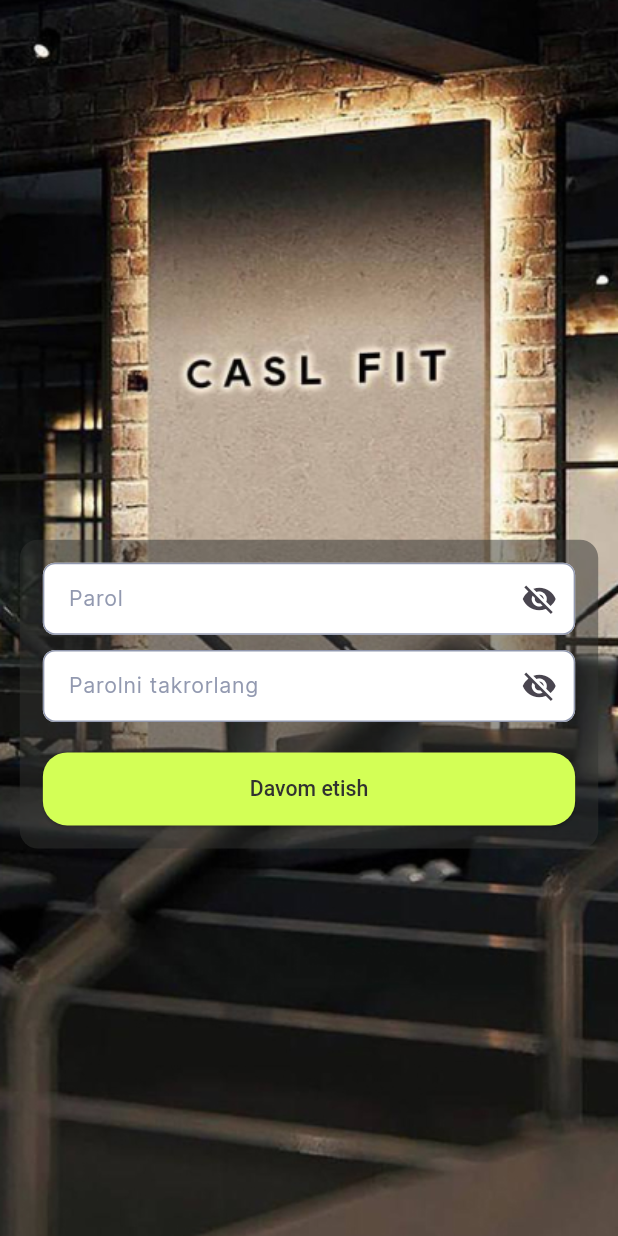
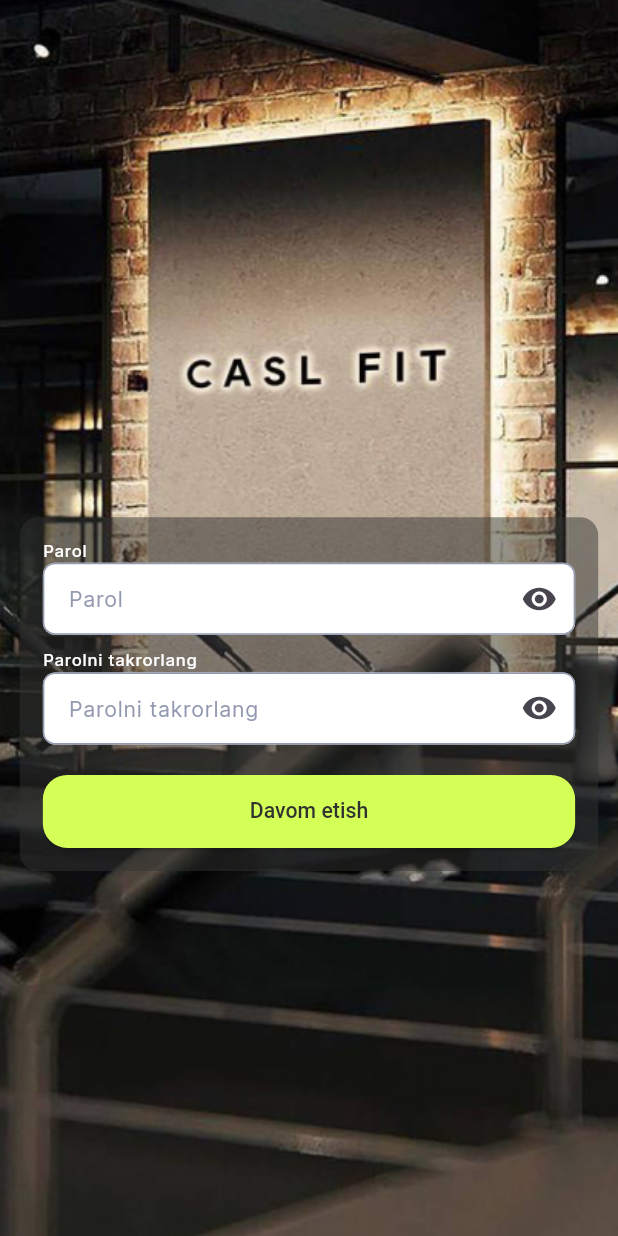
Before and after one commit to Mamurov97/casl_fit, a Flutter app: the RegisterPage screen opened by its route, on a phone screen of 412 x 824 dp. Run offline on Flutter 3.47's test engine with Material 3 defaults, Android fonts, the phone set to English and light mode, and no system bars; drawn by our look-alikes of flutter_form_builder, oktoast; our stand-ins replace auto_animated, bloc, dio, easy_localization, easy_rich_text, flutter_bloc and 21 more; missing offline and left inert: flutter_animator; accounts and stored records are empty.

Commit message:
app register page end

```diff
--- a/lib/presentation/pages/auth/register/register_page.dart
+++ b/lib/presentation/pages/auth/register/register_page.dart
@@ -1,10 +1,13 @@
-import 'package:flutter/material.dart';
-import 'package:flutter_bloc/flutter_bloc.dart';
 import 'package:casl_fit/application/auth/init/auth_bloc.dart';
-import 'package:flutter_form_builder/flutter_form_builder.dart';
+import 'package:casl_fit/domain/common/enums/bloc_status.dart';
 import 'package:casl_fit/presentation/assets/asset_index.dart';
 import 'package:casl_fit/presentation/components/basic_widgets.dart';
 import 'package:casl_fit/presentation/routes/index_routes.dart';
+import 'package:flutter/cupertino.dart';
+import 'package:flutter/material.dart';
+import 'package:flutter_bloc/flutter_bloc.dart';
+import 'package:flutter_form_builder/flutter_form_builder.dart';
+import 'package:loading_animation_widget/loading_animation_widget.dart';
 
 class RegisterPage extends StatefulWidget {
   const RegisterPage({super.key});
@@ -25,7 +28,12 @@
   @override
   Widget build(BuildContext context) {
     return DeFocus(
-      child: Scaffold(
+      child: BlocConsumer<AuthBloc, AuthState>(
+        listener: (context, state) {
+          if (state.otpStatus.isSuccess) context.push(Routes.verify.path);
+        },
+        builder: (context, state) {
+          return Scaffold(
             body: Stack(
               children: [
                 Image.asset(
@@ -45,23 +53,23 @@
                     padding: EdgeInsets.all(14.w),
                     child: FormBuilder(
                       key: formKey,
+                      enabled: !state.otpStatus.isLoading,
                       child: Column(
                         mainAxisSize: MainAxisSize.min,
                         crossAxisAlignment: CrossAxisAlignment.start,
                         children: [
+                          Text(tr('register.password'), style: Theme.of(context).textTheme.labelMedium!.copyWith(color: CupertinoColors.white)),
                           FormBuilderTextField(
                             initialValue: '',
                             name: 'password',
                             obscureText: !passwordVisibleOne,
                             decoration: InputDecoration(
-                          labelText: tr('register.password'),
                               hintText: tr('register.password'),
                               suffixIcon: IconButton(
-                            icon: Icon(passwordVisibleOne ? Icons.visibility : Icons.visibility_off),
+                                icon: Icon(passwordVisibleOne ? Icons.visibility_off : Icons.visibility),
                                 onPressed: () {
-                              setState(() {
                                   passwordVisibleOne = !passwordVisibleOne;
-                              });
+                                  setState(() {});
                                 },
                               ),
                             ),
@@ -69,19 +77,18 @@
                             validator: validatePassword,
                           ),
                           Gap(10.h),
+                          Text(tr('register.retry_password'), style: Theme.of(context).textTheme.labelMedium!.copyWith(color: CupertinoColors.white)),
                           FormBuilderTextField(
                             initialValue: '',
                             name: 'retry_password',
                             obscureText: !passwordVisibleTwo,
                             decoration: InputDecoration(
-                          labelText: tr('register.retry_password'),
                               hintText: tr('register.retry_password'),
                               suffixIcon: IconButton(
-                            icon: Icon(passwordVisibleTwo ? Icons.visibility : Icons.visibility_off),
+                                icon: Icon(passwordVisibleTwo ? Icons.visibility_off : Icons.visibility),
                                 onPressed: () {
-                              setState(() {
                                   passwordVisibleTwo = !passwordVisibleTwo;
-                              });
+                                  setState(() {});
                                 },
                               ),
                             ),
@@ -90,12 +97,19 @@
                           ),
                           Gap(20.h),
                           ElevatedButton(
-                        onPressed: () {
+                            onPressed: state.otpStatus.isLoading
+                                ? null
+                                : () {
                                     if (formKey.currentState!.saveAndValidate()) {
-                            context.push(Routes.verify.path);
+                                      context.read<AuthBloc>().add(SendOtpEvent(password: formKey.currentState?.fields['retry_password']?.value));
                                     }
                                   },
-                        child: Text(tr('continue')),
+                            child: state.otpStatus.isLoading
+                                ? LoadingAnimationWidget.fallingDot(
+                                    color: AppTheme.colors.primary,
+                                    size: ScreenSize.h36,
+                                  )
+                                : Text(tr('continue')),
                           ),
                         ],
                       ),
@@ -104,6 +118,8 @@
                 ),
               ],
             ),
+          );
+        },
       ),
     );
   }
--- a/lib/presentation/pages/auth/sign_in/sign_in_page.dart
+++ b/lib/presentation/pages/auth/sign_in/sign_in_page.dart
@@ -127,7 +127,7 @@
                             decoration: InputDecoration(
                               hintText: tr('sign_in.password'),
                               suffixIcon: IconButton(
-                                icon: Icon(passwordVisible ? Icons.visibility : Icons.visibility_off),
+                                icon: Icon(passwordVisible ? Icons.visibility_off : Icons.visibility),
                                 onPressed: () {
                                   passwordVisible = !passwordVisible;
                                   setState(() {});
```
Also changed, not shown: lib/application/auth/init/auth_bloc.dart (+10 -5 lines). Lines whose indentation alone changed are shown as unchanged.
